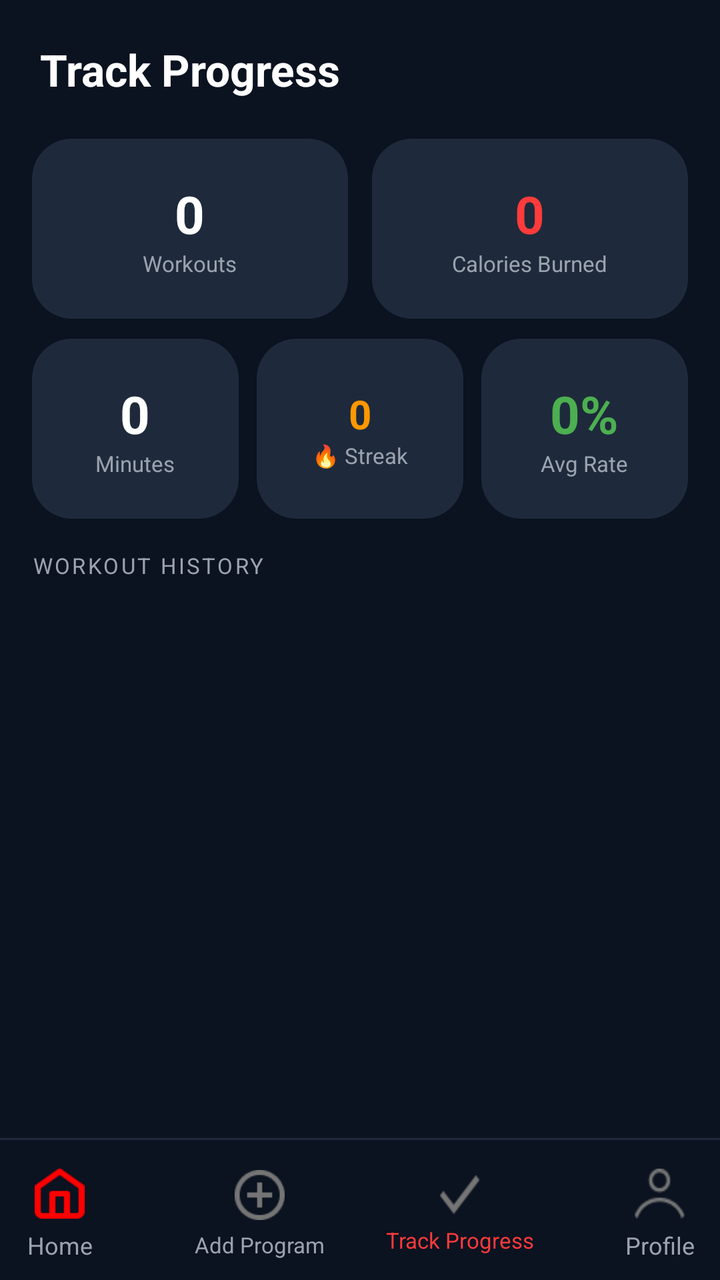
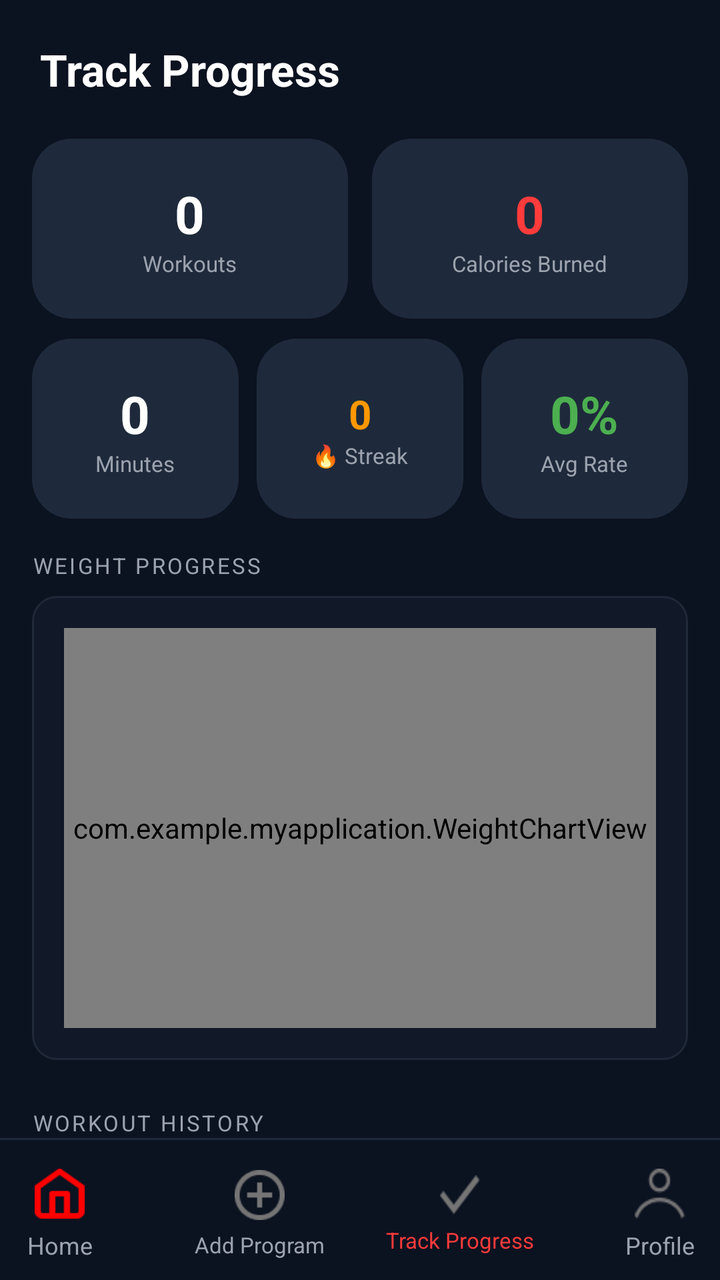

Compare the two renders of this Android layout. The source of the first and the diff that turns it into the second are given below.
<!-- AndroidManifest.xml: application theme Theme.MyApplication -->
<!-- res/layout/activity_track_progress.xml -->
<?xml version="1.0" encoding="utf-8"?>
<androidx.constraintlayout.widget.ConstraintLayout
    xmlns:android="http://schemas.android.com/apk/res/android"
    xmlns:app="http://schemas.android.com/apk/res-auto"
    android:layout_width="match_parent"
    android:layout_height="match_parent"
    android:background="#0B1220">

    
    <TextView
        android:id="@+id/tvHeader"
        android:layout_width="0dp"
        android:layout_height="wrap_content"
        android:padding="20dp"
        android:text="Track Progress"
        android:textColor="#FFFFFF"
        android:textSize="22sp"
        android:textStyle="bold"
        app:layout_constraintEnd_toEndOf="parent"
        app:layout_constraintStart_toStartOf="parent"
        app:layout_constraintTop_toTopOf="parent" />

    
    <LinearLayout
        android:id="@+id/statsGrid"
        android:layout_width="0dp"
        android:layout_height="wrap_content"
        android:orientation="vertical"
        android:paddingStart="16dp"
        android:paddingEnd="16dp"
        app:layout_constraintEnd_toEndOf="parent"
        app:layout_constraintStart_toStartOf="parent"
        app:layout_constraintTop_toBottomOf="@id/tvHeader">

        
        <LinearLayout
            android:layout_width="match_parent"
            android:layout_height="wrap_content"
            android:orientation="horizontal"
            android:layout_marginBottom="10dp">

            
            <LinearLayout
                android:layout_width="0dp"
                android:layout_height="90dp"
                android:layout_weight="1"
                android:layout_marginEnd="6dp"
                android:background="@drawable/badge_bg"
                android:orientation="vertical"
                android:gravity="center"
                android:padding="12dp">
                <TextView
                    android:id="@+id/tvTotalWorkouts"
                    android:layout_width="wrap_content"
                    android:layout_height="wrap_content"
                    android:text="0"
                    android:textColor="#FFFFFF"
                    android:textSize="26sp"
                    android:textStyle="bold" />
                <TextView
                    android:layout_width="wrap_content"
                    android:layout_height="wrap_content"
                    android:text="Workouts"
                    android:textColor="#9CA3AF"
                    android:textSize="11sp" />
            </LinearLayout>

            
            <LinearLayout
                android:layout_width="0dp"
                android:layout_height="90dp"
                android:layout_weight="1"
                android:layout_marginStart="6dp"
                android:background="@drawable/badge_bg"
                android:orientation="vertical"
                android:gravity="center"
                android:padding="12dp">
                <TextView
                    android:id="@+id/tvTotalCalories"
                    android:layout_width="wrap_content"
                    android:layout_height="wrap_content"
                    android:text="0"
                    android:textColor="#FF3B3B"
                    android:textSize="26sp"
                    android:textStyle="bold" />
                <TextView
                    android:layout_width="wrap_content"
                    android:layout_height="wrap_content"
                    android:text="Calories Burned"
                    android:textColor="#9CA3AF"
                    android:textSize="11sp" />
            </LinearLayout>

        </LinearLayout>

        
        <LinearLayout
            android:layout_width="match_parent"
            android:layout_height="wrap_content"
            android:orientation="horizontal"
            android:layout_marginBottom="16dp">

            
            <LinearLayout
                android:layout_width="0dp"
                android:layout_height="90dp"
                android:layout_weight="1"
                android:layout_marginEnd="6dp"
                android:background="@drawable/badge_bg"
                android:orientation="vertical"
                android:gravity="center"
                android:padding="12dp">
                <TextView
                    android:id="@+id/tvTotalMinutes"
                    android:layout_width="wrap_content"
                    android:layout_height="wrap_content"
                    android:text="0"
                    android:textColor="#FFFFFF"
                    android:textSize="26sp"
                    android:textStyle="bold" />
                <TextView
                    android:layout_width="wrap_content"
                    android:layout_height="wrap_content"
                    android:text="Minutes"
                    android:textColor="#9CA3AF"
                    android:textSize="11sp" />
            </LinearLayout>

            
            <LinearLayout
                android:layout_width="0dp"
                android:layout_height="90dp"
                android:layout_weight="1"
                android:layout_marginStart="3dp"
                android:layout_marginEnd="3dp"
                android:background="@drawable/badge_bg"
                android:orientation="vertical"
                android:gravity="center"
                android:padding="12dp">
                <TextView
                    android:id="@+id/tvStreakCount"
                    android:layout_width="wrap_content"
                    android:layout_height="wrap_content"
                    android:text="0"
                    android:textColor="#FF9800"
                    android:textSize="20sp"
                    android:textStyle="bold" />
                <TextView
                    android:layout_width="wrap_content"
                    android:layout_height="wrap_content"
                    android:text="🔥 Streak"
                    android:textColor="#9CA3AF"
                    android:textSize="11sp" />
            </LinearLayout>

            
            <LinearLayout
                android:layout_width="0dp"
                android:layout_height="90dp"
                android:layout_weight="1"
                android:layout_marginStart="6dp"
                android:background="@drawable/badge_bg"
                android:orientation="vertical"
                android:gravity="center"
                android:padding="12dp">
                <TextView
                    android:id="@+id/tvAvgCompletion"
                    android:layout_width="wrap_content"
                    android:layout_height="wrap_content"
                    android:text="0%"
                    android:textColor="#4CAF50"
                    android:textSize="26sp"
                    android:textStyle="bold" />
                <TextView
                    android:layout_width="wrap_content"
                    android:layout_height="wrap_content"
                    android:text="Avg Rate"
                    android:textColor="#9CA3AF"
                    android:textSize="11sp" />
            </LinearLayout>

        </LinearLayout>

    </LinearLayout>

    
    <TextView
        android:id="@+id/tvHistoryLabel"
        android:layout_width="0dp"
        android:layout_height="wrap_content"
        android:paddingStart="16dp"
        android:paddingEnd="16dp"
        android:paddingBottom="8dp"
        android:text="WORKOUT HISTORY"
        android:textColor="#9CA3AF"
        android:textSize="11sp"
        android:letterSpacing="0.1"
        app:layout_constraintEnd_toEndOf="parent"
        app:layout_constraintStart_toStartOf="parent"
        app:layout_constraintTop_toBottomOf="@id/statsGrid" />

    
    <ScrollView
        android:layout_width="0dp"
        android:layout_height="0dp"
        android:scrollbars="none"
        app:layout_constraintBottom_toTopOf="@id/bottomNav"
        app:layout_constraintEnd_toEndOf="parent"
        app:layout_constraintStart_toStartOf="parent"
        app:layout_constraintTop_toBottomOf="@id/tvHistoryLabel">

        <LinearLayout
            android:id="@+id/historyContainer"
            android:layout_width="match_parent"
            android:layout_height="wrap_content"
            android:orientation="vertical"
            android:padding="16dp" />

    </ScrollView>

    
    <View
        android:layout_width="match_parent"
        android:layout_height="1dp"
        android:background="#1E2A3B"
        app:layout_constraintBottom_toTopOf="@id/bottomNav" />

    <LinearLayout
        android:id="@+id/bottomNav"
        android:layout_width="0dp"
        android:layout_height="70dp"
        android:background="#0B1220"
        android:gravity="center"
        android:orientation="horizontal"
        android:paddingTop="5dp"
        app:layout_constraintBottom_toBottomOf="parent"
        app:layout_constraintEnd_toEndOf="parent"
        app:layout_constraintStart_toStartOf="parent">

        <LinearLayout android:id="@+id/navHome" android:layout_width="80dp" android:layout_height="wrap_content" android:orientation="vertical">
            <ImageView android:layout_width="25dp" android:layout_height="25dp" android:layout_gravity="center" android:layout_marginBottom="5dp" android:background="@drawable/home_icon" />
            <TextView android:layout_width="wrap_content" android:layout_height="wrap_content" android:layout_gravity="center" android:text="Home" android:textColor="#9CA3AF" android:textSize="12dp" />
        </LinearLayout>

        <LinearLayout android:id="@+id/navAddProgram" android:layout_width="80dp" android:layout_height="wrap_content" android:layout_marginLeft="20dp" android:orientation="vertical">
            <ImageView android:layout_width="25dp" android:layout_height="25dp" android:layout_gravity="center" android:layout_marginBottom="5dp" android:background="@drawable/add_icon" />
            <TextView android:layout_width="wrap_content" android:layout_height="wrap_content" android:layout_gravity="center" android:text="Add Program" android:textColor="#9CA3AF" android:textSize="11dp" />
        </LinearLayout>

        <LinearLayout android:id="@+id/navTrack" android:layout_width="80dp" android:layout_height="wrap_content" android:layout_marginLeft="20dp" android:orientation="vertical">
            <ImageView android:layout_width="20dp" android:layout_height="20dp" android:layout_gravity="center" android:layout_marginBottom="5dp" android:background="@drawable/check_icon" />
            <TextView android:layout_width="wrap_content" android:layout_height="wrap_content" android:layout_gravity="center" android:text="Track Progress" android:textColor="#FF3B3B" android:textSize="11dp" />
        </LinearLayout>

        <LinearLayout android:id="@+id/navProfile" android:layout_width="80dp" android:layout_height="wrap_content" android:layout_marginLeft="20dp" android:orientation="vertical">
            <ImageView android:layout_width="25dp" android:layout_height="25dp" android:layout_gravity="center" android:layout_marginBottom="5dp" android:background="@drawable/profile_icon" />
            <TextView android:layout_width="wrap_content" android:layout_height="wrap_content" android:layout_gravity="center" android:text="Profile" android:textColor="#9CA3AF" android:textSize="12dp" />
        </LinearLayout>

    </LinearLayout>

</androidx.constraintlayout.widget.ConstraintLayout>
<!-- resources referenced by this layout -->
<resources>
  <!-- drawable add_icon: png bitmap (drawable, 1123 bytes) -->
  <!-- drawable badge_bg (drawable) -->
  <?xml version="1.0" encoding="utf-8"?>
  <shape xmlns:android="http://schemas.android.com/apk/res/android"
      android:shape="rectangle">
      <solid android:color="#1E2A3B" />
      <corners android:radius="20dp" />
  </shape>
  <!-- drawable check_icon: png bitmap (drawable, 443 bytes) -->
  <!-- drawable home_icon: png bitmap (drawable, 511 bytes) -->
  <!-- drawable profile_icon: png bitmap (drawable, 831 bytes) -->
  <style name="Theme.MyApplication" parent="Base.Theme.MyApplication" />
  <style name="Base.Theme.MyApplication" parent="Theme.Material3.DayNight.NoActionBar">
          
          
      </style>
</resources>

<!-- the commit's change to res/layout/activity_track_progress.xml (unified diff, before → after) -->
@@ -21,205 +21,229 @@
         app:layout_constraintTop_toTopOf="parent" />
 
     
-    <LinearLayout
-        android:id="@+id/statsGrid"
-        android:layout_width="0dp"
-        android:layout_height="wrap_content"
-        android:orientation="vertical"
-        android:paddingStart="16dp"
-        android:paddingEnd="16dp"
-        app:layout_constraintEnd_toEndOf="parent"
-        app:layout_constraintStart_toStartOf="parent"
-        app:layout_constraintTop_toBottomOf="@id/tvHeader">
-
-        
-        <LinearLayout
-            android:layout_width="match_parent"
-            android:layout_height="wrap_content"
-            android:orientation="horizontal"
-            android:layout_marginBottom="10dp">
-
-            
-            <LinearLayout
-                android:layout_width="0dp"
-                android:layout_height="90dp"
-                android:layout_weight="1"
-                android:layout_marginEnd="6dp"
-                android:background="@drawable/badge_bg"
-                android:orientation="vertical"
-                android:gravity="center"
-                android:padding="12dp">
-                <TextView
-                    android:id="@+id/tvTotalWorkouts"
-                    android:layout_width="wrap_content"
-                    android:layout_height="wrap_content"
-                    android:text="0"
-                    android:textColor="#FFFFFF"
-                    android:textSize="26sp"
-                    android:textStyle="bold" />
-                <TextView
-                    android:layout_width="wrap_content"
-                    android:layout_height="wrap_content"
-                    android:text="Workouts"
-                    android:textColor="#9CA3AF"
-                    android:textSize="11sp" />
-            </LinearLayout>
-
-            
-            <LinearLayout
-                android:layout_width="0dp"
-                android:layout_height="90dp"
-                android:layout_weight="1"
-                android:layout_marginStart="6dp"
-                android:background="@drawable/badge_bg"
-                android:orientation="vertical"
-                android:gravity="center"
-                android:padding="12dp">
-                <TextView
-                    android:id="@+id/tvTotalCalories"
-                    android:layout_width="wrap_content"
-                    android:layout_height="wrap_content"
-                    android:text="0"
-                    android:textColor="#FF3B3B"
-                    android:textSize="26sp"
-                    android:textStyle="bold" />
-                <TextView
-                    android:layout_width="wrap_content"
-                    android:layout_height="wrap_content"
-                    android:text="Calories Burned"
-                    android:textColor="#9CA3AF"
-                    android:textSize="11sp" />
-            </LinearLayout>
-
-        </LinearLayout>
-
-        
-        <LinearLayout
-            android:layout_width="match_parent"
-            android:layout_height="wrap_content"
-            android:orientation="horizontal"
-            android:layout_marginBottom="16dp">
-
-            
-            <LinearLayout
-                android:layout_width="0dp"
-                android:layout_height="90dp"
-                android:layout_weight="1"
-                android:layout_marginEnd="6dp"
-                android:background="@drawable/badge_bg"
-                android:orientation="vertical"
-                android:gravity="center"
-                android:padding="12dp">
-                <TextView
-                    android:id="@+id/tvTotalMinutes"
-                    android:layout_width="wrap_content"
-                    android:layout_height="wrap_content"
-                    android:text="0"
-                    android:textColor="#FFFFFF"
-                    android:textSize="26sp"
-                    android:textStyle="bold" />
-                <TextView
-                    android:layout_width="wrap_content"
-                    android:layout_height="wrap_content"
-                    android:text="Minutes"
-                    android:textColor="#9CA3AF"
-                    android:textSize="11sp" />
-            </LinearLayout>
-
-            
-            <LinearLayout
-                android:layout_width="0dp"
-                android:layout_height="90dp"
-                android:layout_weight="1"
-                android:layout_marginStart="3dp"
-                android:layout_marginEnd="3dp"
-                android:background="@drawable/badge_bg"
-                android:orientation="vertical"
-                android:gravity="center"
-                android:padding="12dp">
-                <TextView
-                    android:id="@+id/tvStreakCount"
-                    android:layout_width="wrap_content"
-                    android:layout_height="wrap_content"
-                    android:text="0"
-                    android:textColor="#FF9800"
-                    android:textSize="20sp"
-                    android:textStyle="bold" />
-                <TextView
-                    android:layout_width="wrap_content"
-                    android:layout_height="wrap_content"
-                    android:text="🔥 Streak"
-                    android:textColor="#9CA3AF"
-                    android:textSize="11sp" />
-            </LinearLayout>
-
-            
-            <LinearLayout
-                android:layout_width="0dp"
-                android:layout_height="90dp"
-                android:layout_weight="1"
-                android:layout_marginStart="6dp"
-                android:background="@drawable/badge_bg"
-                android:orientation="vertical"
-                android:gravity="center"
-                android:padding="12dp">
-                <TextView
-                    android:id="@+id/tvAvgCompletion"
-                    android:layout_width="wrap_content"
-                    android:layout_height="wrap_content"
-                    android:text="0%"
-                    android:textColor="#4CAF50"
-                    android:textSize="26sp"
-                    android:textStyle="bold" />
-                <TextView
-                    android:layout_width="wrap_content"
-                    android:layout_height="wrap_content"
-                    android:text="Avg Rate"
-                    android:textColor="#9CA3AF"
-                    android:textSize="11sp" />
-            </LinearLayout>
-
-        </LinearLayout>
-
-    </LinearLayout>
-
-    
-    <TextView
-        android:id="@+id/tvHistoryLabel"
-        android:layout_width="0dp"
-        android:layout_height="wrap_content"
-        android:paddingStart="16dp"
-        android:paddingEnd="16dp"
-        android:paddingBottom="8dp"
-        android:text="WORKOUT HISTORY"
-        android:textColor="#9CA3AF"
-        android:textSize="11sp"
-        android:letterSpacing="0.1"
-        app:layout_constraintEnd_toEndOf="parent"
-        app:layout_constraintStart_toStartOf="parent"
-        app:layout_constraintTop_toBottomOf="@id/statsGrid" />
-
-    
     <ScrollView
         android:layout_width="0dp"
         android:layout_height="0dp"
         android:scrollbars="none"
-        app:layout_constraintBottom_toTopOf="@id/bottomNav"
+        android:fillViewport="true"
+        app:layout_constraintBottom_toTopOf="@id/divider"
         app:layout_constraintEnd_toEndOf="parent"
         app:layout_constraintStart_toStartOf="parent"
-        app:layout_constraintTop_toBottomOf="@id/tvHistoryLabel">
+        app:layout_constraintTop_toBottomOf="@id/tvHeader">
 
         <LinearLayout
-            android:id="@+id/historyContainer"
             android:layout_width="match_parent"
             android:layout_height="wrap_content"
             android:orientation="vertical"
-            android:padding="16dp" />
-
+            android:paddingBottom="16dp">
+
+            
+            <LinearLayout
+                android:id="@+id/statsGrid"
+                android:layout_width="match_parent"
+                android:layout_height="wrap_content"
+                android:orientation="vertical"
+                android:paddingStart="16dp"
+                android:paddingEnd="16dp">
+
+                
+                <LinearLayout
+                    android:layout_width="match_parent"
+                    android:layout_height="wrap_content"
+                    android:orientation="horizontal"
+                    android:layout_marginBottom="10dp">
+
+                    <LinearLayout
+                        android:layout_width="0dp"
+                        android:layout_height="90dp"
+                        android:layout_weight="1"
+                        android:layout_marginEnd="6dp"
+                        android:background="@drawable/badge_bg"
+                        android:orientation="vertical"
+                        android:gravity="center"
+                        android:padding="12dp">
+                        <TextView
+                            android:id="@+id/tvTotalWorkouts"
+                            android:layout_width="wrap_content"
+                            android:layout_height="wrap_content"
+                            android:text="0"
+                            android:textColor="#FFFFFF"
+                            android:textSize="26sp"
+                            android:textStyle="bold" />
+                        <TextView
+                            android:layout_width="wrap_content"
+                            android:layout_height="wrap_content"
+                            android:text="Workouts"
+                            android:textColor="#9CA3AF"
+                            android:textSize="11sp" />
+                    </LinearLayout>
+
+                    <LinearLayout
+                        android:layout_width="0dp"
+                        android:layout_height="90dp"
+                        android:layout_weight="1"
+                        android:layout_marginStart="6dp"
+                        android:background="@drawable/badge_bg"
+                        android:orientation="vertical"
+                        android:gravity="center"
+                        android:padding="12dp">
+                        <TextView
+                            android:id="@+id/tvTotalCalories"
+                            android:layout_width="wrap_content"
+                            android:layout_height="wrap_content"
+                            android:text="0"
+                            android:textColor="#FF3B3B"
+                            android:textSize="26sp"
+                            android:textStyle="bold" />
+                        <TextView
+                            android:layout_width="wrap_content"
+                            android:layout_height="wrap_content"
+                            android:text="Calories Burned"
+                            android:textColor="#9CA3AF"
+                            android:textSize="11sp" />
+                    </LinearLayout>
+                </LinearLayout>
+
+                
+                <LinearLayout
+                    android:layout_width="match_parent"
+                    android:layout_height="wrap_content"
+                    android:orientation="horizontal"
+                    android:layout_marginBottom="16dp">
+
+                    <LinearLayout
+                        android:layout_width="0dp"
+                        android:layout_height="90dp"
+                        android:layout_weight="1"
+                        android:layout_marginEnd="6dp"
+                        android:background="@drawable/badge_bg"
+                        android:orientation="vertical"
+                        android:gravity="center"
+                        android:padding="12dp">
+                        <TextView
+                            android:id="@+id/tvTotalMinutes"
+                            android:layout_width="wrap_content"
+                            android:layout_height="wrap_content"
+                            android:text="0"
+                            android:textColor="#FFFFFF"
+                            android:textSize="26sp"
+                            android:textStyle="bold" />
+                        <TextView
+                            android:layout_width="wrap_content"
+                            android:layout_height="wrap_content"
+                            android:text="Minutes"
+                            android:textColor="#9CA3AF"
+                            android:textSize="11sp" />
+                    </LinearLayout>
+
+                    <LinearLayout
+                        android:layout_width="0dp"
+                        android:layout_height="90dp"
+                        android:layout_weight="1"
+                        android:layout_marginStart="3dp"
+                        android:layout_marginEnd="3dp"
+                        android:background="@drawable/badge_bg"
+                        android:orientation="vertical"
+                        android:gravity="center"
+                        android:padding="12dp">
+                        <TextView
+                            android:id="@+id/tvStreakCount"
+                            android:layout_width="wrap_content"
+                            android:layout_height="wrap_content"
+                            android:text="0"
+                            android:textColor="#FF9800"
+                            android:textSize="20sp"
+                            android:textStyle="bold" />
+                        <TextView
+                            android:layout_width="wrap_content"
+                            android:layout_height="wrap_content"
+                            android:text="🔥 Streak"
+                            android:textColor="#9CA3AF"
+                            android:textSize="11sp" />
+                    </LinearLayout>
+
+                    <LinearLayout
+                        android:layout_width="0dp"
+                        android:layout_height="90dp"
+                        android:layout_weight="1"
+                        android:layout_marginStart="6dp"
+                        android:background="@drawable/badge_bg"
+                        android:orientation="vertical"
+                        android:gravity="center"
+                        android:padding="12dp">
+                        <TextView
+                            android:id="@+id/tvAvgCompletion"
+                            android:layout_width="wrap_content"
+                            android:layout_height="wrap_content"
+                            android:text="0%"
+                            android:textColor="#4CAF50"
+                            android:textSize="26sp"
+                            android:textStyle="bold" />
+                        <TextView
+                            android:layout_width="wrap_content"
+                            android:layout_height="wrap_content"
+                            android:text="Avg Rate"
+                            android:textColor="#9CA3AF"
+                            android:textSize="11sp" />
+                    </LinearLayout>
+                </LinearLayout>
+            </LinearLayout>
+
+            
+            <TextView
+                android:layout_width="wrap_content"
+                android:layout_height="wrap_content"
+                android:paddingStart="16dp"
+                android:paddingEnd="16dp"
+                android:paddingBottom="8dp"
+                android:text="WEIGHT PROGRESS"
+                android:textColor="#9CA3AF"
+                android:textSize="11sp"
+                android:letterSpacing="0.1" />
+
+            <LinearLayout
+                android:layout_width="match_parent"
+                android:layout_height="wrap_content"
+                android:layout_marginStart="16dp"
+                android:layout_marginEnd="16dp"
+                android:layout_marginBottom="24dp"
+                android:background="@drawable/exercise_card_bg"
+                android:orientation="vertical"
+                android:padding="16dp">
+
+                <com.example.myapplication.WeightChartView
+                    android:id="@+id/weightChartView"
+                    android:layout_width="match_parent"
+                    android:layout_height="200dp" />
+            </LinearLayout>
+
+            
+            <TextView
+                android:id="@+id/tvHistoryLabel"
+                android:layout_width="wrap_content"
+                android:layout_height="wrap_content"
+                android:paddingStart="16dp"
+                android:paddingEnd="16dp"
+                android:paddingBottom="8dp"
+                android:text="WORKOUT HISTORY"
+                android:textColor="#9CA3AF"
+                android:textSize="11sp"
+                android:letterSpacing="0.1" />
+
+            <LinearLayout
+                android:id="@+id/historyContainer"
+                android:layout_width="match_parent"
+                android:layout_height="wrap_content"
+                android:orientation="vertical"
+                android:paddingStart="16dp"
+                android:paddingEnd="16dp" />
+
+        </LinearLayout>
     </ScrollView>
 
     
     <View
+        android:id="@+id/divider"
         android:layout_width="match_parent"
         android:layout_height="1dp"
         android:background="#1E2A3B"
<!-- resource entries referenced after the edit -->
@@ -9,6 +9,14 @@
       <corners android:radius="20dp" />
   </shape>
   <!-- drawable check_icon: png bitmap (drawable, 443 bytes) -->
+  <!-- drawable exercise_card_bg (drawable) -->
+  <?xml version="1.0" encoding="utf-8"?>
+  <shape xmlns:android="http://schemas.android.com/apk/res/android"
+      android:shape="rectangle">
+      <solid android:color="#111827" />
+      <corners android:radius="12dp" />
+      <stroke android:width="1dp" android:color="#1F2937" />
+  </shape>
   <!-- drawable home_icon: png bitmap (drawable, 511 bytes) -->
   <!-- drawable profile_icon: png bitmap (drawable, 831 bytes) -->
   <style name="Theme.MyApplication" parent="Base.Theme.MyApplication" />
